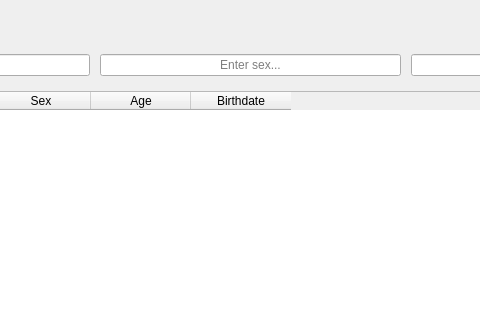
This is UI/main_patients_ui.ui in jsmcodes/CPC-V as Qt 5 draws it before an edit; both pictures show x 220 to 700 and y 0 to 320 of the 941 by 658 pixel window. The edited form follows.
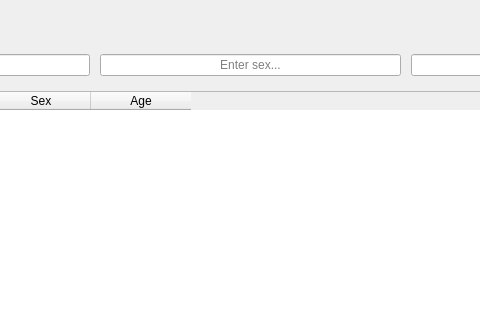
This is the edited form.

```diff
--- a/UI/main_patients_ui.ui
+++ b/UI/main_patients_ui.ui
@@ -133,11 +133,6 @@
        <string>Age</string>
       </property>
      </column>
-     <column>
-      <property name="text">
-       <string>Birthdate</string>
-      </property>
-     </column>
     </widget>
    </item>
    <item>
```
